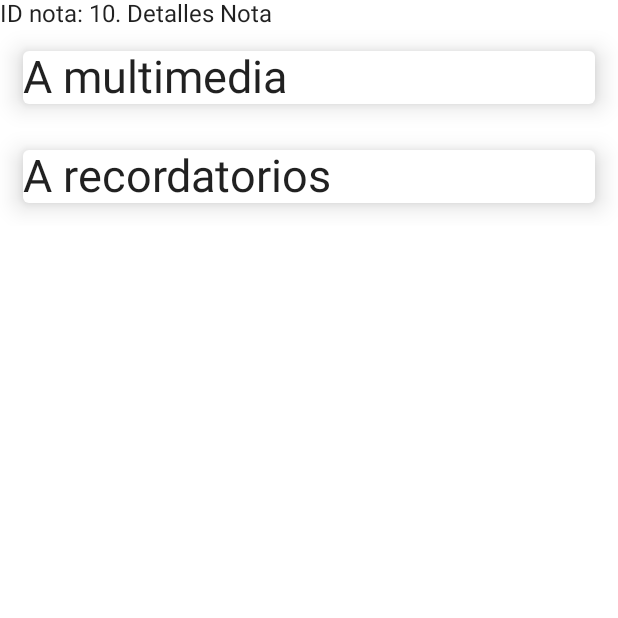
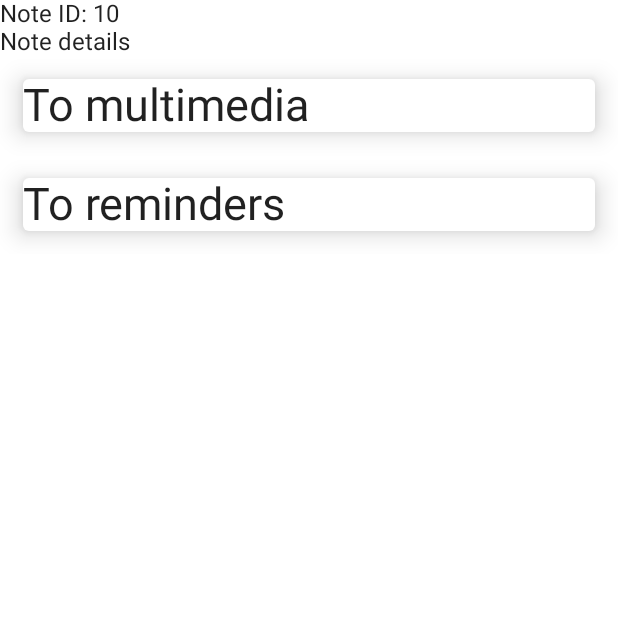
Before and after one commit to DT3264/ProyectoFinalAndroid, an Android app built with Jetpack Compose: the screen it shows after launch (MainActivity), after a tap on "10", on a phone screen of 412 x 824 dp, the top half of it. Run offline under Robolectric (Android 15) with nearby library versions, the phone set to English and light mode, and no system bars.

Commit message:
Agregado archivo de strings

```diff
--- a/app/src/main/java/com/dcerna/proyectofinal/ui/screens/MultimediaScreen.kt
+++ b/app/src/main/java/com/dcerna/proyectofinal/ui/screens/MultimediaScreen.kt
@@ -11,8 +11,10 @@ import androidx.compose.material.icons.Icons
 import androidx.compose.material.icons.filled.ArrowBack
 import androidx.compose.runtime.Composable
 import androidx.compose.ui.Modifier
+import androidx.compose.ui.res.stringResource
 import androidx.compose.ui.unit.dp
 import androidx.navigation.NavController
+import com.dcerna.proyectofinal.R
 
 @Composable
 fun MultimediaScreen(navController: NavController, noteID: String){
@@ -24,6 +26,7 @@ fun MultimediaScreen(navController: NavController, noteID: String){
 @Composable
 fun MultimediaDetails(noteID: String) {
     Column {
-        Text("ID nota: $noteID. Multimedia")
+        Text(text = "${stringResource(R.string.ID_NOTE)}: $noteID")
+        Text(stringResource(R.string.MULTIMEDIA))
     }
 }
--- a/app/src/main/java/com/dcerna/proyectofinal/ui/screens/NoteDetailsScreen.kt
+++ b/app/src/main/java/com/dcerna/proyectofinal/ui/screens/NoteDetailsScreen.kt
@@ -13,10 +13,12 @@ import androidx.compose.runtime.Composable
 import androidx.compose.ui.Modifier
 import androidx.compose.ui.draw.clip
 import androidx.compose.ui.layout.ContentScale
+import androidx.compose.ui.res.stringResource
 import androidx.compose.ui.text.TextStyle
 import androidx.compose.ui.unit.dp
 import androidx.compose.ui.unit.sp
 import androidx.navigation.NavController
+import com.dcerna.proyectofinal.R
 
 @Composable
 fun NoteDetailsScreen(navController: NavController, noteID: String){
@@ -28,7 +30,8 @@ fun NoteDetailsScreen(navController: NavController, noteID: String){
 @Composable
 fun NoteDetails(noteID: String, navController: NavController) {
     Column{
-        Text("ID nota: $noteID. Detalles Nota")
+        Text(text = "${stringResource(R.string.ID_NOTE)}: $noteID")
+        Text(stringResource(R.string.NOTE_DETAILS))
         Card(
             modifier = Modifier
                 .fillMaxWidth()
@@ -38,7 +41,7 @@ fun NoteDetails(noteID: String, navController: NavController) {
                 },
             elevation = 10.dp
         ) {
-            Text("A multimedia", style = TextStyle(fontSize = 30.sp))
+            Text(stringResource(R.string.TO_MULTIMEDIA), style = TextStyle(fontSize = 30.sp))
         }
         Card(
             modifier = Modifier
@@ -49,7 +52,7 @@ fun NoteDetails(noteID: String, navController: NavController) {
                 },
             elevation = 10.dp
         ) {
-            Text("A recordatorios", style = TextStyle(fontSize = 30.sp))
+            Text(stringResource(R.string.TO_REMINDER), style = TextStyle(fontSize = 30.sp))
         }
     }
 }
--- a/app/src/main/java/com/dcerna/proyectofinal/ui/screens/RecordatoriosScreen.kt
+++ b/app/src/main/java/com/dcerna/proyectofinal/ui/screens/RecordatoriosScreen.kt
@@ -14,8 +14,10 @@ import androidx.compose.material.icons.Icons
 import androidx.compose.material.icons.filled.ArrowBack
 import androidx.compose.runtime.Composable
 import androidx.compose.ui.Modifier
+import androidx.compose.ui.res.stringResource
 import androidx.compose.ui.unit.dp
 import androidx.navigation.NavController
+import com.dcerna.proyectofinal.R
 
 @Composable
 fun RecordatoiriosScreen(navController: NavController, noteID: String){
@@ -27,6 +29,7 @@ fun RecordatoiriosScreen(navController: NavController, noteID: String){
 @Composable
 fun RecordatoriosDetails(noteID: String) {
     Column{
-        Text("ID nota: $noteID. Recordatorios")
+        Text(text = "${stringResource(R.string.ID_NOTE)}: $noteID")
+        Text(stringResource(R.string.REMINDERS))
     }
 }
--- a/app/src/main/res/values/strings.xml
+++ b/app/src/main/res/values/strings.xml
@@ -1,3 +1,10 @@
+<?xml version="1.0" encoding="utf-8"?>
 <resources>
-    <string name="app_name">ProyectoFinal</string>
+    <string name="app_name">Final project</string>
+    <string name="ID_NOTE">Note ID</string>
+    <string name="MULTIMEDIA">Multimedia</string>
+    <string name="NOTE_DETAILS">Note details</string>
+    <string name="TO_REMINDER">To reminders</string>
+    <string name="TO_MULTIMEDIA">To multimedia</string>
+    <string name="REMINDERS">Reminders</string>
 </resources>
```
Also changed, not shown: 1 other file.
